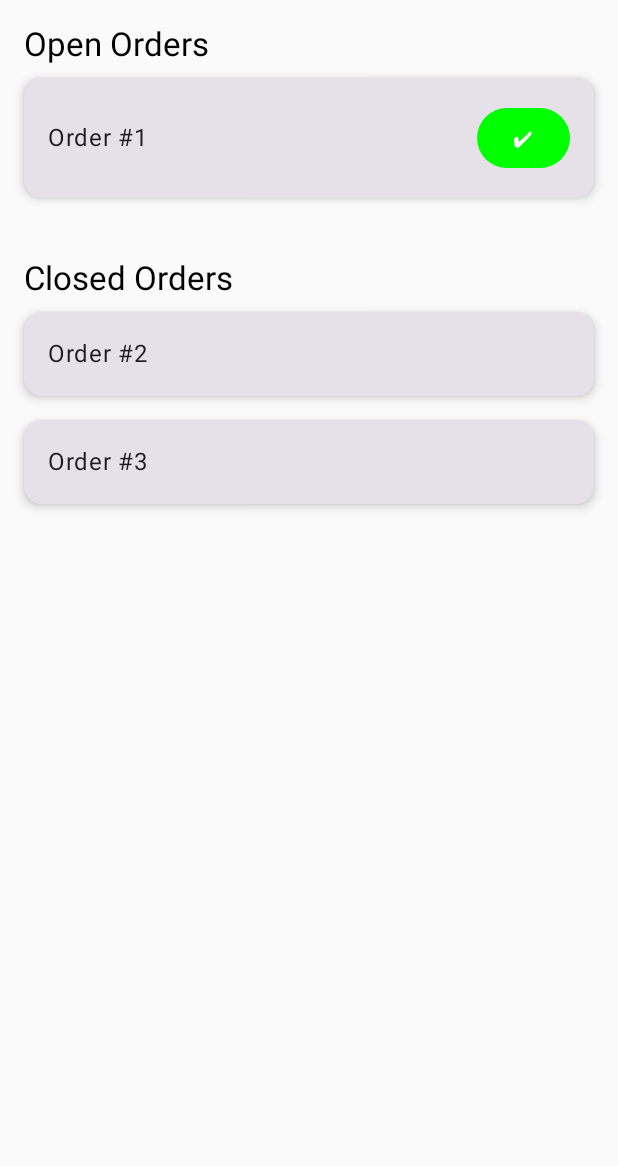
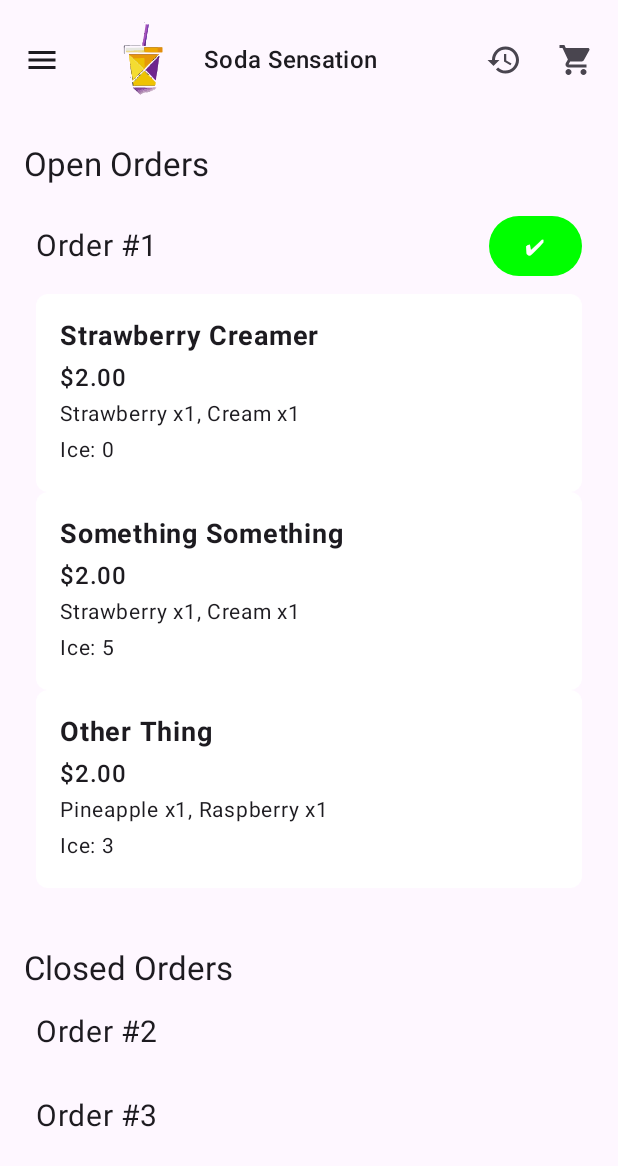
Before and after one commit to adamdrsinc/SodaStreamTruePrototype, an Android app built with Jetpack Compose: the OrderHistoryScreen screen opened through its navigation route, after a tap on "I'm Here", on a phone screen of 412 x 824 dp. Shown: the top 1166 px of the screen. Run offline under Robolectric (Android 15) with nearby library versions, the phone set to English and light mode, and no system bars; our stand-ins replace Dagger/Hilt's generated code; network calls fail; 1 other tap on this screen came first.

Commit message:
Added demo code.

```diff
--- /dev/null
+++ b/app/src/main/java/com/example/sodastreamprototyping/DemoCode.kt
@@ -0,0 +1,32 @@
+package com.example.sodastreamprototyping
+
+object DemoCode {
+    var ingList1 : MutableList<Pair<Int, Int>> = mutableListOf(
+        Pair(2, 1),
+        Pair(3, 1)
+    )
+    var ingList2 : MutableList<Pair<Int, Int>> = mutableListOf(
+        Pair(2, 1),
+        Pair(3, 1)
+    )
+    var ingList3 : MutableList<Pair<Int, Int>> = mutableListOf(
+        Pair(4, 1),
+        Pair(5, 1)
+    )
+
+    var drink1 = Drink(ingList1, name = "Strawberry Creamer", quantity = 1, isCustom = false, baseDrink = 0)
+    var drink2 = Drink(ingList2, name = "Something Something",quantity = 1, isCustom = false, iceQuantity = 5, baseDrink = 1)
+    var drink3 = Drink(ingList3, name = "Other Thing", quantity = 1, isCustom = false, iceQuantity = 3, baseDrink = 2)
+
+    val drinksDemoList = listOf(
+        drink1,
+        drink2,
+        drink3
+    )
+
+    val sampleOrders = listOf(
+        Order(id = 1, description = "Order #1", status = "open"),
+        Order(id = 2, description = "Order #2", status = "closed"),
+        Order(id = 3, description = "Order #3", status = "closed")
+    )
+}
--- a/app/src/main/java/com/example/sodastreamprototyping/Drink.kt
+++ b/app/src/main/java/com/example/sodastreamprototyping/Drink.kt
@@ -79,9 +79,8 @@ data class Drink(
     fun getPrice(): Double{
         var price = BASE_PRICE
 
-        val ingredientCount = ingredients.size
-        if(ingredientCount > FREE_PUMP_COUNT){
-            price += INGREDIENT_COST * (ingredientCount - FREE_PUMP_COUNT)
+        if(currentPumpCount > FREE_PUMP_COUNT){
+            price += INGREDIENT_COST * (currentPumpCount - FREE_PUMP_COUNT).toDouble()
         }
 
         return price
--- a/app/src/main/java/com/example/sodastreamprototyping/EditDrinkActivity.kt
+++ b/app/src/main/java/com/example/sodastreamprototyping/EditDrinkActivity.kt
@@ -34,7 +34,6 @@ import com.example.sodastreamprototyping.viewModel.EditDrinkViewModel
 @Composable
 fun EditDrinkPage(navController: NavController, drink: Drink) {
 
-    val context = LocalContext.current
     val scrollState = rememberScrollState()
     val editDrinkViewModel = hiltViewModel<EditDrinkViewModel, EditDrinkViewModel.Factory>(
         creationCallback = { factory -> factory.create(drink = drink.copy()) }
--- a/app/src/main/java/com/example/sodastreamprototyping/Navigation.kt
+++ b/app/src/main/java/com/example/sodastreamprototyping/Navigation.kt
@@ -51,7 +51,7 @@ fun Navigation(startDestination: String)
         }
 
         composable(route = Screen.OrderHistory.route) {
-            OrderHistoryScreenDemo(navController)
+            OrderHistoryScreen(navController)
         }
 
         composable(route = Screen.Account.route) {
--- a/app/src/main/java/com/example/sodastreamprototyping/OrderHistoryScreen.kt
+++ b/app/src/main/java/com/example/sodastreamprototyping/OrderHistoryScreen.kt
@@ -1,15 +1,26 @@
 package com.example.sodastreamprototyping
 
+import androidx.compose.animation.AnimatedVisibility
+import androidx.compose.animation.expandVertically
+import androidx.compose.animation.shrinkVertically
+import androidx.compose.foundation.clickable
 import androidx.compose.foundation.layout.*
 import androidx.compose.foundation.lazy.LazyColumn
 import androidx.compose.foundation.lazy.items
+import androidx.compose.foundation.rememberScrollState
+import androidx.compose.foundation.verticalScroll
+import androidx.compose.material.icons.Icons
+import androidx.compose.material.icons.filled.ExpandLess
+import androidx.compose.material.icons.filled.ExpandMore
 import androidx.compose.material3.*
 import androidx.compose.runtime.*
 import androidx.compose.ui.Alignment
 import androidx.compose.ui.Modifier
 import androidx.compose.ui.graphics.Color
 import androidx.compose.ui.platform.LocalContext
+import androidx.compose.ui.text.style.TextAlign
 import androidx.compose.ui.unit.dp
+import androidx.compose.ui.unit.sp
 import androidx.navigation.NavController
 import com.example.practice.ApiRequestHelper
 
@@ -20,30 +31,24 @@ data class Order(
 )
 
 @Composable
-fun OrderHistoryScreen(orders: List<Order>) {
-    val context = LocalContext.current
+fun OrderHistoryScreen(navController: NavController) {
+    val openOrders = remember { DemoCode.sampleOrders.filter { it.status == "open" } }
+    val closedOrders = remember { DemoCode.sampleOrders.filter { it.status == "closed" } }
 
-    val openOrders = remember { orders.filter { it.status == "open" } }
-    val closedOrders = remember { orders.filter { it.status == "closed" } }
+    MainLayout(navController = navController){
+        innerPadding ->
+        Column(
+            verticalArrangement = Arrangement.Top,
+            horizontalAlignment = Alignment.CenterHorizontally,
+            modifier = Modifier
+                .padding(innerPadding)
+                .fillMaxSize()
+        ) {
+            OpenOrdersSection(openOrders)
+            ClosedOrdersSection(closedOrders)
+        }
+    }
 
-    val orderHistory = mutableListOf<MutableList<String>>()
-
-    /*ApiRequestHelper.fetchOrderHistory(
-        context,
-        onSuccess = {
-            orders ->
-            for (order in orders) {
-                //orderHistory.add(mutableListOf(order.description, order.status))
-            }
-        },
-        onError = {
-
-        })*/
-
-    Column(modifier = Modifier.fillMaxSize()) {
-        OpenOrdersSection(openOrders)
-        ClosedOrdersSection(closedOrders)
-    }
 }
 
 @Composable
@@ -51,7 +56,10 @@ fun OpenOrdersSection(orders: List<Order>) {
     Column(modifier = Modifier.padding(16.dp)) {
         Text("Open Orders", style = MaterialTheme.typography.titleLarge)
         orders.forEach { order ->
-            OrderCard(order, buttonText = "I'm Here")
+            AccordionOrderHistory(
+                title = order.description,
+                items = DemoCode.drinksDemoList, // Replace with actual list of drinks if available
+            )
         }
     }
 }
@@ -62,7 +70,11 @@ fun ClosedOrdersSection(orders: List<Order>) {
         Text("Closed Orders", style = MaterialTheme.typography.titleLarge)
         LazyColumn {
             items(orders) { order ->
-                OrderCard(order)
+                AccordionOrderHistory(
+                    title = order.description,
+                    items = DemoCode.drinksDemoList, // Replace with actual list of drinks if available
+                    imHereButton = false
+                )
             }
         }
     }
@@ -103,43 +115,121 @@ fun OrderCard(order: Order, buttonText: String? = null) {
     }
 }
 
+/*@Composable
+fun AccordionOrderHistory(
+    title: String,
+    items: List<Drink>
+) {
+    var expanded by remember { mutableStateOf(false) }
 
-/*
-@Composable
-fun OrderCard(order: Order, buttonText: String? = null, onClick: () -> Unit = {}) {
-    Card(
+    Column(
         modifier = Modifier
             .fillMaxWidth()
-            .padding(vertical = 8.dp),
-        elevation = CardDefaults.cardElevation(defaultElevation = 4.dp)
+            .padding(8.dp)
+            .clickable { expanded = !expanded }
     ) {
         Row(
-            modifier = Modifier.padding(all = 16.dp),
             verticalAlignment = Alignment.CenterVertically,
-            horizontalArrangement = Arrangement.SpaceBetween
+            modifier = Modifier
+                .fillMaxWidth()
+                .padding(vertical = 8.dp)
         ) {
-            Text(order.description, style = MaterialTheme.typography.bodyLarge)
-            Spacer(modifier = Modifier.weight(1f))
-            if (buttonText != null) {
+            Text(
+                text = title,
+                fontSize = 20.sp,
+                modifier = Modifier.weight(1f)
+            )
+            Icon(
+                imageVector = if (expanded) Icons.Default.ExpandLess else Icons.Default.ExpandMore,
+                contentDescription = if (expanded) "Collapse" else "Expand"
+            )
+        }
+
+        AnimatedVisibility(
+            visible = expanded,
+            enter = expandVertically(),
+            exit = shrinkVertically()
+        ) {
+            if (!items.isEmpty()) {
+                Column {
+                    items.forEachIndexed { index, item ->
+                        DrinkCard(item)
+                    }
+                }
+            } else {
+                Column {
+                    Text(
+                        text = "Ingredients could not be retrieved. Refresh the app.",
+                        textAlign = TextAlign.Center
+                    )
+                }
+
+            }
+        }
+    }
+}*/
+
+@Composable
+fun AccordionOrderHistory(
+    title: String,
+    items: List<Drink>,
+    imHereButton: Boolean = true
+) {
+    var expanded by remember { mutableStateOf(false) }
+    var isClicked by remember { mutableStateOf(false) }
+
+    Column(
+        modifier = Modifier
+            .fillMaxWidth()
+            .padding(8.dp)
+            .clickable { expanded = !expanded }
+    ) {
+        Row(
+            verticalAlignment = Alignment.CenterVertically,
+            modifier = Modifier
+                .fillMaxWidth()
+                .padding(vertical = 8.dp)
+        ) {
+            Text(
+                text = title,
+                fontSize = 20.sp,
+                modifier = Modifier.weight(1f)
+            )
+            if(imHereButton)
+            {
                 Button(
-                    onClick = onClick,
+                    onClick = {
+                        isClicked = true
+                    },
+                    colors = ButtonDefaults.buttonColors(
+                        containerColor = if (isClicked) Color.Green else MaterialTheme.colorScheme.primary,
+                        contentColor = if (isClicked) Color.White else MaterialTheme.colorScheme.onPrimary
+                    ),
                     modifier = Modifier.padding(start = 16.dp)
                 ) {
-                    Text(buttonText)
+                    Text(if (isClicked) "✔" else "I'm Here")
+                }
+            }
+
+        }
+
+        AnimatedVisibility(
+            visible = expanded,
+            enter = expandVertically(),
+            exit = shrinkVertically()
+        ) {
+            Column {
+                if (items.isNotEmpty()) {
+                    items.forEachIndexed { index, item ->
+                        DrinkCard(item)
+                    }
+                } else {
+                    Text(
+                        text = "Ingredients could not be retrieved. Refresh the app.",
+                        textAlign = TextAlign.Center
+                    )
                 }
             }
         }
     }
 }
-*/
-
-// Sample data for testing
-@Composable
-fun OrderHistoryScreenDemo(navController: NavController) {
-    val sampleOrders = listOf(
-        Order(id = 1, description = "Order #1", status = "open"),
-        Order(id = 2, description = "Order #2", status = "closed"),
-        Order(id = 3, description = "Order #3", status = "closed")
-    )
-    OrderHistoryScreen(orders = sampleOrders)
-}
```
Also changed, not shown: app/src/main/java/com/example/sodastreamprototyping/APIRequestHelper.kt (+7 -4 lines), app/src/main/java/com/example/sodastreamprototyping/MenuPage.kt (+1 -32 lines), app/src/main/java/com/example/sodastreamprototyping/MyDrinks.kt (+1 -29 lines).
